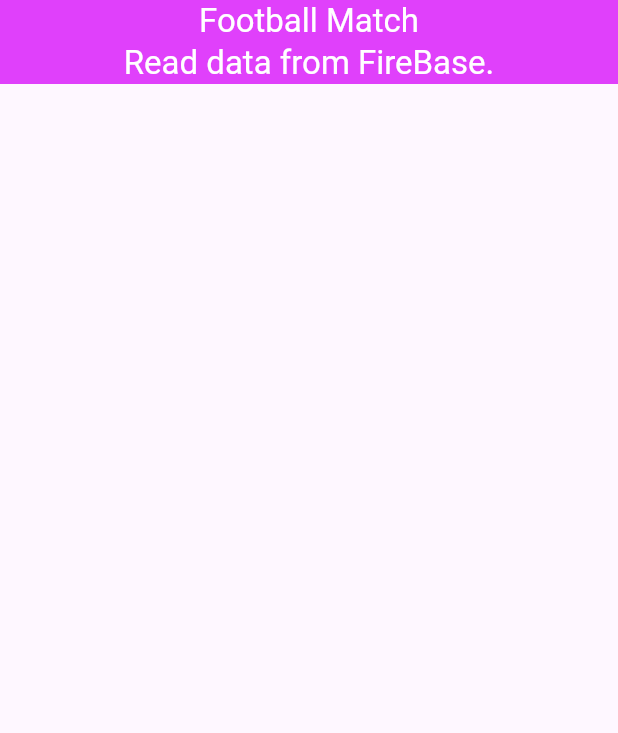
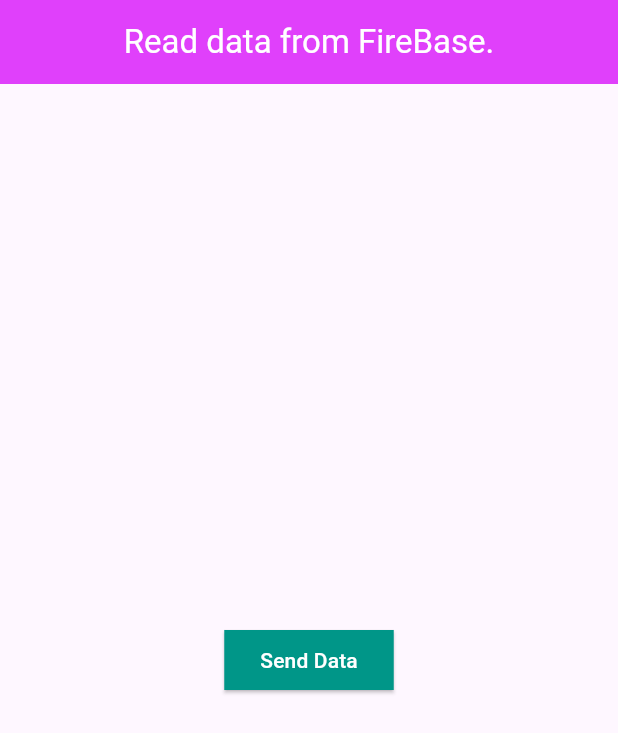
Before and after one commit to Jahid01234/FireBase_code, a Flutter app: the screen it shows after launch, on a phone screen of 412 x 824 dp. Shown: the top 733 px of the screen. Run offline on Flutter 3.47's test engine with Material 3 defaults, Android fonts, the phone set to English and light mode, and no system bars; our stand-ins replace cloud_firestore, firebase_core; accounts and stored records are empty.

Commit message:
-Send data from Firebase

```diff
--- a/lib/main.dart
+++ b/lib/main.dart
@@ -1,5 +1,5 @@
 import 'package:firebase_core/firebase_core.dart';
-import 'package:firebase_tuitorial/ui/screen/match_list_screen.dart';
+import 'package:firebase_tuitorial/ui/screen/home_screen.dart';
 import 'package:flutter/material.dart';
 import 'firebase_options.dart';
 
@@ -26,7 +26,7 @@ class MyApp extends StatelessWidget {
         colorScheme: ColorScheme.fromSeed(seedColor: Colors.deepPurple),
         useMaterial3: true,
       ),
-      home: const MatchListScreen(),
+      home: HomeScreen(),
     );
   }
 }
--- a/lib/ui/model/football_model.dart
+++ /dev/null
@@ -1,18 +0,0 @@
-
-class FootballModel{
-
-  final String matchName;
-  final String teamName1;
-  final String teamName2;
-  final int teamScore1;
-  final int teamScore2;
-
-  FootballModel({
-    required this.matchName,
-    required this.teamName1,
-    required this.teamName2,
-    required this.teamScore1,
-    required this.teamScore2
-  });
-
-}
--- /dev/null
+++ b/lib/ui/screen/home_screen.dart
@@ -0,0 +1,48 @@
+import 'package:cloud_firestore/cloud_firestore.dart';
+import 'package:firebase_tuitorial/ui/widget/snackbar_message.dart';
+import 'package:flutter/material.dart';
+
+class HomeScreen extends StatelessWidget {
+  const HomeScreen({super.key});
+
+
+  Future<void> _sendData(context)async {
+    try {
+      await FirebaseFirestore.instance.collection("User_info").add({
+        "Name": "Jahid Hasan",
+        "Title": "Flutter Dev",
+        "age"  : 20.toString(),
+      });
+      mySnackBarMessage("Data send successfully", context);
+    }catch(e){
+      mySnackBarMessage("Data send failed: $e", context);
+    }
+  }
+
+  @override
+  Widget build(BuildContext context) {
+    return Scaffold(
+      appBar: AppBar(
+        backgroundColor: Colors.purpleAccent,
+        foregroundColor: Colors.white,
+        title: const Text("Read data from FireBase."),
+        centerTitle: true,
+      ),
+      body: Center(
+        child: ElevatedButton(
+          style: ElevatedButton.styleFrom(
+            backgroundColor: Colors.teal,
+            foregroundColor: Colors.white,
+            shape: RoundedRectangleBorder(
+              borderRadius: BorderRadius.circular(0)
+            )
+          ),
+          child: const Text("Send Data"),
+          onPressed: (){
+            _sendData(context);
+          },
+        ),
+      ),
+    );
+  }
+}
--- a/lib/ui/screen/match_list_screen.dart
+++ /dev/null
@@ -1,134 +0,0 @@
-import 'package:cloud_firestore/cloud_firestore.dart';
-import 'package:firebase_tuitorial/ui/model/football_model.dart';
-import 'package:firebase_tuitorial/ui/widgets/football_score_card.dart';
-import 'package:flutter/material.dart';
-
-
-
-// class MatchListScreen extends StatefulWidget {
-//   const MatchListScreen({super.key});
-//
-//   @override
-//   State<MatchListScreen> createState() => _MatchListScreenState();
-// }
-//
-//
-//
-// class _MatchListScreenState extends State<MatchListScreen> {
-//
-//   FirebaseFirestore firebaseFirestore = FirebaseFirestore.instance;
-//   List<FootballModel> matchList = [];
-//
-//   Future<void> _getData() async{
-//     matchList.clear();
-//     final QuerySnapshot result = await firebaseFirestore.collection("football").get();
-//     for(QueryDocumentSnapshot doc in result.docs){
-//        matchList.add(
-//          FootballModel(
-//            matchName: doc.id,
-//            teamName1: doc.get("teamName1"),
-//            teamName2: doc.get("teamName2"),
-//            teamScore1: doc.get("team1"),
-//            teamScore2: doc.get("team2"),
-//          ),
-//        );
-//     }
-//     setState(() {});
-//   }
-//
-//
-//   @override
-//   void initState() {
-//     super.initState();
-//     _getData();
-//   }
-//
-//   @override
-//   Widget build(BuildContext context) {
-//     return Scaffold(
-//       appBar: AppBar(
-//         backgroundColor: Colors.purpleAccent,
-//         foregroundColor: Colors.white,
-//         title: const Text("Football Match"),
-//         centerTitle: true,
-//       ),
-//       body: ListView.builder(
-//           itemCount: matchList.length,
-//           itemBuilder: (context, index){
-//             return FootballScoreCard(football: matchList[index],);
-//           }
-//       ),
-//     );
-//   }
-// }
-
-
-
-
-
-class MatchListScreen extends StatefulWidget {
-  const MatchListScreen({super.key});
-
-  @override
-  State<MatchListScreen> createState() => _MatchListScreenState();
-}
-
-
-
-class _MatchListScreenState extends State<MatchListScreen> {
-
-  FirebaseFirestore firebaseFirestore = FirebaseFirestore.instance;
-  List<FootballModel> matchList = [];
-
-
-  @override
-  Widget build(BuildContext context) {
-    return Scaffold(
-      appBar: AppBar(
-        backgroundColor: Colors.purpleAccent,
-        foregroundColor: Colors.white,
-        title:  const Column(
-          children: [
-            Text("Football Match"),
-            Text("Read data from FireBase."),
-          ],
-        ),
-        centerTitle: true,
-      ),
-      body: StreamBuilder(
-        stream: firebaseFirestore.collection('football').snapshots(),
-        builder: (context, snapshot) {
-
-          if(snapshot.connectionState == ConnectionState.waiting){
-            return const Center(child: CircularProgressIndicator(),);
-          }else if(snapshot.hasError){
-            return  Center(child: Text(snapshot.error.toString()),);
-          }else if(snapshot.hasData == false){
-            return const Center(child: Text("Empty List"),);
-          } else {
-           // if has been data then will show...........
-            matchList.clear();
-            for(QueryDocumentSnapshot doc in snapshot.data?.docs ?? []){
-              matchList.add(
-                FootballModel(
-                  matchName: doc.id,
-                  teamName1: doc.get("teamName1"),
-                  teamName2: doc.get("teamName2"),
-                  teamScore1: doc.get("team1"),
-                  teamScore2: doc.get("team2"),
-                ),
-              );
-            }
-
-            return ListView.builder(
-                itemCount: matchList.length,
-                itemBuilder: (context, index) {
-                  return FootballScoreCard(football: matchList[index],);
-                }
-            );
-          }
-        }
-      ),
-    );
-  }
-}
```
Also changed, not shown: lib/ui/theme/text_style_theme.dart (deleted, +0 -9 lines), lib/ui/widget/snackbar_message.dart (added, +16 -0 lines), lib/ui/widgets/football_score_card.dart (deleted, +0 -81 lines).
